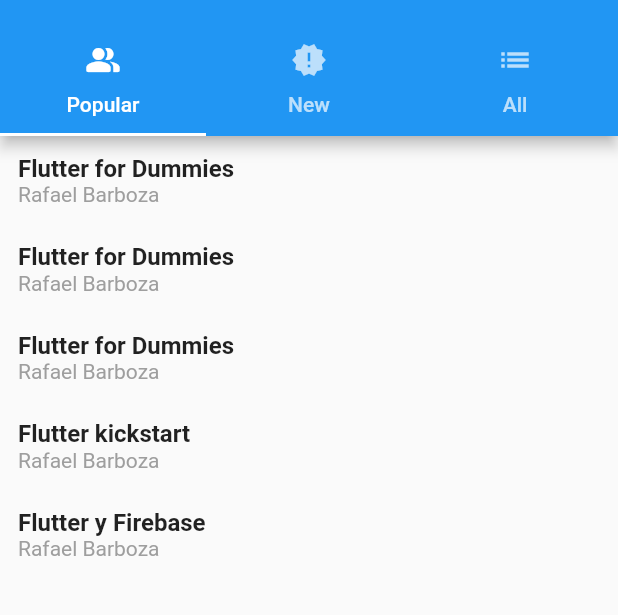
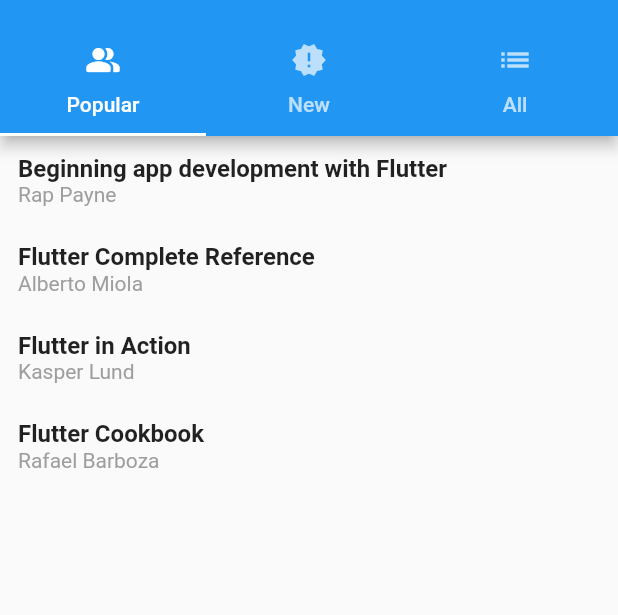
Before and after one commit to abdullah-19-8/flutter_book_store, a Flutter app: the BooksScreen screen opened directly, on a phone screen of 412 x 824 dp, the part 59-674 px from its top. Run offline on Flutter 3.47's test engine with Material 2 defaults, Android fonts, the light colour scheme and no system bars.

Commit message:
data refactored and code is more clean

```diff
--- a/lib/Screens/authors_screen/authors_screen.dart
+++ b/lib/Screens/authors_screen/authors_screen.dart
@@ -1,6 +1,6 @@
 import 'package:flutter/material.dart';
 
-import '../../data/book_data.dart';
+import '../../model/book_data.dart';
 
 class AuthorsScreen extends StatefulWidget {
   const AuthorsScreen({super.key});
--- a/lib/Screens/book_screen/Layouts/all.dart
+++ b/lib/Screens/book_screen/Layouts/all.dart
@@ -1,70 +1,17 @@
 import 'package:flutter/material.dart';
-
-import '../../../data/book_data.dart';
+import 'package:practical_assignment/helper/dummy_data.dart';
 
 class AllBooks extends StatefulWidget {
   const AllBooks({
     Key? key,
   }) : super(key: key);
 
+
   @override
   State<AllBooks> createState() => _AllBooksState();
 }
 
 class _AllBooksState extends State<AllBooks> {
-  final List<Transaction> transactions = [
-    Transaction(
-      id: 't1',
-      title: 'Beginning app development with Flutter',
-      authorName: 'Rap Payne',
-    ),
-    Transaction(
-      id: 't2',
-      title: 'Flutter Complete Reference',
-      authorName: 'Alberto Miola',
-    ),
-    Transaction(
-      id: 't3',
-      title: 'Flutter in Action',
-      authorName: 'Kasper Lund',
-    ),
-    Transaction(
-      id: 't4',
-      title: 'Flutter Cookbook',
-      authorName: 'Rafael Barboza',
-    ),
-    Transaction(
-      id: 't5',
-      title: 'Flutter for Beginners',
-      authorName: 'Rafael Barboza',
-    ),
-    Transaction(
-      id: 't6',
-      title: 'Flutter for Dummies',
-      authorName: 'Rafael Barboza',
-    ),
-    Transaction(
-      id: 't7',
-      title: 'Flutter for Dummies',
-      authorName: 'Rafael Barboza',
-    ),
-    Transaction(
-      id: 't8',
-      title: 'Flutter for Dummies',
-      authorName: 'Rafael Barboza',
-    ),
-    Transaction(
-      id: 't9',
-      title: 'Flutter kickstart',
-      authorName: 'Rafael Barboza',
-    ),
-    Transaction(
-      id: 't10',
-      title: 'Flutter y Firebase',
-      authorName: 'Rafael Barboza',
-    ),
-  ];
-
   @override
   Widget build(BuildContext context) {
     return ListView(
--- a/lib/Screens/book_screen/Layouts/popular.dart
+++ b/lib/Screens/book_screen/Layouts/popular.dart
@@ -1,10 +1,12 @@
 import 'package:flutter/material.dart';
+import 'package:practical_assignment/helper/dummy_data.dart';
 
-import '../../../data/book_data.dart';
+import '../../../model/book_data.dart';
 
 class PopularBooks extends StatefulWidget {
   const PopularBooks({
     Key? key,
+
   }) : super(key: key);
 
   @override
@@ -12,36 +14,16 @@
 }
 
 class _PopularBooksState extends State<PopularBooks> {
-  final List<Transaction> transactions = [
-    Transaction(
-      id: 't6',
-      title: 'Flutter for Dummies',
-      authorName: 'Rafael Barboza',
-    ),
-    Transaction(
-      id: 't7',
-      title: 'Flutter for Dummies',
-      authorName: 'Rafael Barboza',
-    ),
-    Transaction(
-      id: 't8',
-      title: 'Flutter for Dummies',
-      authorName: 'Rafael Barboza',
-    ),
-    Transaction(
-      id: 't9',
-      title: 'Flutter kickstart',
-      authorName: 'Rafael Barboza',
-    ),
-    Transaction(
-      id: 't10',
-      title: 'Flutter y Firebase',
-      authorName: 'Rafael Barboza',
-    ),
-  ];
+  List<Transaction> categorize() {
+    var popularBooks = transactions
+        .where((element) => element.category == 'Popular')
+        .toList();
+    return popularBooks;
+  }
 
   @override
   Widget build(BuildContext context) {
+    final List<Transaction> transactions = categorize();
     return ListView(
       children: transactions.map((tx) {
         return Padding(
--- a/lib/Screens/settings_screen/settings_screen.dart
+++ b/lib/Screens/settings_screen/settings_screen.dart
@@ -30,7 +30,7 @@
             onTap: () {
               areYouSure(
                 context,
-                title: 'Sign out',
+                title: 'Are you sure you want to sign out?',
                 function: () => Navigator.pushAndRemoveUntil(
                   context,
                   MaterialPageRoute(
--- /dev/null
+++ b/lib/helper/dummy_data.dart
@@ -0,0 +1,62 @@
+import '../model/book_data.dart';
+
+  List<Transaction> transactions =  [
+     Transaction(
+      id: 't1',
+      title: 'Beginning app development with Flutter',
+      authorName: 'Rap Payne',
+      category: 'Popular',
+    ),
+    Transaction(
+      id: 't2',
+      title: 'Flutter Complete Reference',
+      authorName: 'Alberto Miola',
+      category: 'Popular',
+    ),
+    Transaction(
+      id: 't3',
+      title: 'Flutter in Action',
+      authorName: 'Kasper Lund',
+      category: 'Popular',
+    ),
+    Transaction(
+      id: 't4',
+      title: 'Flutter Cookbook',
+      authorName: 'Rafael Barboza',
+      category: 'Popular',
+    ),
+    Transaction(
+      id: 't5',
+      title: 'Flutter for Beginners',
+      authorName: 'Rafael Barboza',
+      category: 'New',
+    ),
+    Transaction(
+      id: 't6',
+      title: 'Flutter for Dummies',
+      authorName: 'Rafael Barboza',
+      category: 'New',
+    ),
+    Transaction(
+      id: 't7',
+      title: 'Flutter for Dummies',
+      authorName: 'Rafael Barboza',
+      category: 'New',
+    ),
+    Transaction(
+      id: 't8',
+      title: 'Flutter for Dummies',
+      authorName: 'Rafael Barboza',
+      category: 'New',
+    ),
+    Transaction(
+      id: 't9',
+      title: 'Flutter kickstart',
+      authorName: 'Rafael Barboza',
+    ),
+    Transaction(
+      id: 't10',
+      title: 'Flutter y Firebase',
+      authorName: 'Rafael Barboza',
+    ),
+  ];
--- a/lib/helper/helper.dart
+++ b/lib/helper/helper.dart
@@ -30,7 +30,7 @@
               TextButton(
                   onPressed: () {
                     Navigator.pop(context);
-                    function!();
+                    function != null ? function() : null;
                   },
                   child: const Text(
                     'Ok',
--- a/lib/data/book_data.dart
+++ b/lib/model/book_data.dart
@@ -3,11 +3,13 @@
   final String? title;
   final String? authorName;
   final int? books;
+  final String? category;
 
   Transaction({
     this.id,
     this.title,
     this.authorName,
     this.books,
+    this.category,
   });
 }
```
Also changed, not shown: lib/Screens/book_screen/Layouts/new.dart (+8 -23 lines).
